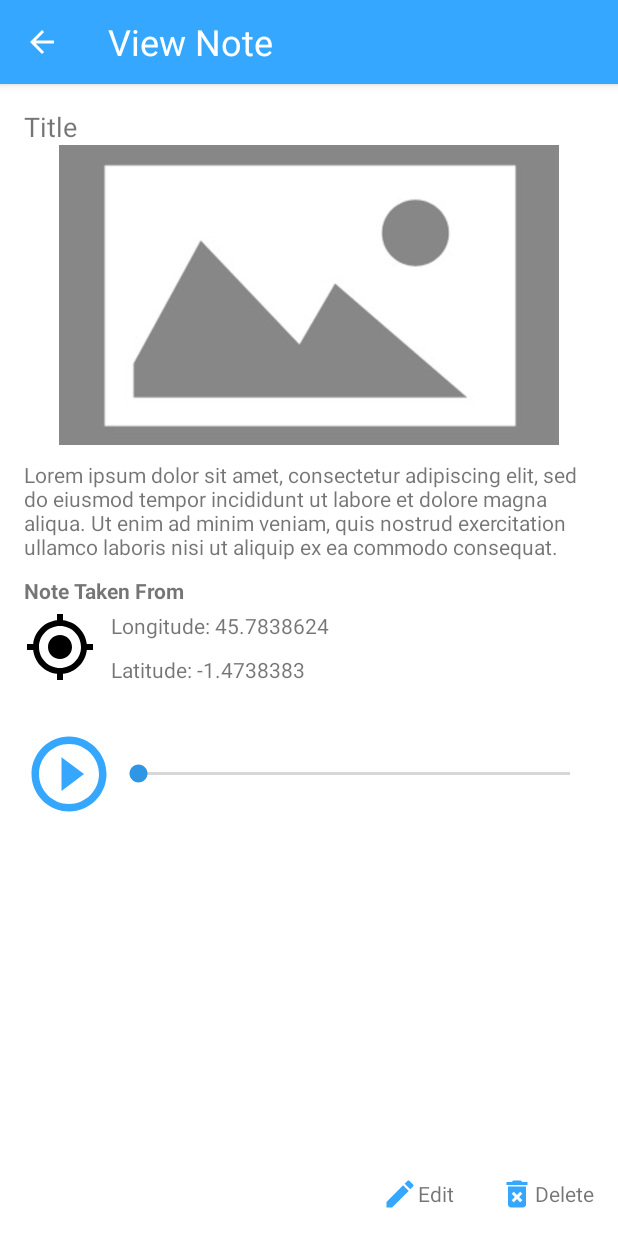
After one commit to owuor91/mynotes, an Android app: the ViewNoteActivity screen opened directly, with no data from a screen before it, on a phone screen of 412 x 824 dp. The commit adds this screen. Run offline under Robolectric (Android 15) with nearby library versions, the phone set to English and light mode, and no system bars.

Commit message:
add view note activity

```diff
--- a/app/src/main/AndroidManifest.xml
+++ b/app/src/main/AndroidManifest.xml
@@ -28,6 +28,15 @@
           android:name="android.support.PARENT_ACTIVITY"
           android:value="io.github.owuor91.notesapp.MainActivity"/>
     </activity>
+    <activity
+        android:name=".ViewNoteActivity"
+        android:label="@string/title_activity_view_note"
+        android:parentActivityName=".MainActivity"
+        android:theme="@style/AppTheme.NoActionBar">
+      <meta-data
+          android:name="android.support.PARENT_ACTIVITY"
+          android:value="io.github.owuor91.notesapp.MainActivity"/>
+    </activity>
   </application>
 
 </manifest>
--- a/app/src/main/java/io/github/owuor91/notesapp/MainActivity.java
+++ b/app/src/main/java/io/github/owuor91/notesapp/MainActivity.java
@@ -22,5 +22,11 @@ public class MainActivity extends AppCompatActivity {
         startActivity(new Intent(getBaseContext(), AddNoteActivity.class));
       }
     });
+
+    toolbar.setOnClickListener(new View.OnClickListener() {
+      @Override public void onClick(View v) {
+        startActivity(new Intent(getBaseContext(), ViewNoteActivity.class));
+      }
+    });
   }
 }
--- /dev/null
+++ b/app/src/main/java/io/github/owuor91/notesapp/ViewNoteActivity.java
@@ -0,0 +1,17 @@
+package io.github.owuor91.notesapp;
+
+import android.os.Bundle;
+import android.support.v7.app.AppCompatActivity;
+import android.support.v7.widget.Toolbar;
+
+public class ViewNoteActivity extends AppCompatActivity {
+
+  @Override protected void onCreate(Bundle savedInstanceState) {
+    super.onCreate(savedInstanceState);
+    setContentView(R.layout.activity_view_note);
+    Toolbar toolbar = findViewById(R.id.toolbar);
+    setSupportActionBar(toolbar);
+    getSupportActionBar().setDisplayHomeAsUpEnabled(true);
+    getSupportActionBar().setDisplayShowTitleEnabled(false);
+  }
+}
--- /dev/null
+++ b/app/src/main/res/drawable/ic_delete_forever_blue_24dp.xml
@@ -0,0 +1,10 @@
+<?xml version="1.0" encoding="UTF-8" standalone="no"?>
+<vector xmlns:android="http://schemas.android.com/apk/res/android"
+    android:height="24dp"
+    android:viewportHeight="24.0"
+    android:viewportWidth="24.0"
+    android:width="24dp">
+  <path
+      android:fillColor="#35A7FF"
+      android:pathData="M6,19c0,1.1 0.9,2 2,2h8c1.1,0 2,-0.9 2,-2L18,7L6,7v12zM8.46,11.88l1.41,-1.41L12,12.59l2.12,-2.12 1.41,1.41L13.41,14l2.12,2.12 -1.41,1.41L12,15.41l-2.12,2.12 -1.41,-1.41L10.59,14l-2.13,-2.12zM15.5,4l-1,-1h-5l-1,1L5,4v2h14L19,4z"/>
+</vector>
--- /dev/null
+++ b/app/src/main/res/drawable/ic_insert_photo_grey_100_48dp.xml
@@ -0,0 +1,10 @@
+<?xml version="1.0" encoding="UTF-8" standalone="no"?>
+<vector xmlns:android="http://schemas.android.com/apk/res/android"
+    android:height="360dp"
+    android:viewportHeight="24.0"
+    android:viewportWidth="24.0"
+    android:width="360dp">
+  <path
+      android:fillColor="#CCC"
+      android:pathData="M21,19V5c0,-1.1 -0.9,-2 -2,-2H5c-1.1,0 -2,0.9 -2,2v14c0,1.1 0.9,2 2,2h14c1.1,0 2,-0.9 2,-2zM8.5,13.5l2.5,3.01L14.5,12l4.5,6H5l3.5,-4.5z"/>
+</vector>
--- /dev/null
+++ b/app/src/main/res/drawable/ic_mode_edit_blue_24dp.xml
@@ -0,0 +1,10 @@
+<?xml version="1.0" encoding="UTF-8" standalone="no"?>
+<vector xmlns:android="http://schemas.android.com/apk/res/android"
+    android:height="24dp"
+    android:viewportHeight="24.0"
+    android:viewportWidth="24.0"
+    android:width="24dp">
+  <path
+      android:fillColor="#35A7FF"
+      android:pathData="M3,17.25V21h3.75L17.81,9.94l-3.75,-3.75L3,17.25zM20.71,7.04c0.39,-0.39 0.39,-1.02 0,-1.41l-2.34,-2.34c-0.39,-0.39 -1.02,-0.39 -1.41,0l-1.83,1.83 3.75,3.75 1.83,-1.83z"/>
+</vector>
--- /dev/null
+++ b/app/src/main/res/drawable/ic_my_location_black_48dp.xml
@@ -0,0 +1,10 @@
+<?xml version="1.0" encoding="UTF-8" standalone="no"?>
+<vector xmlns:android="http://schemas.android.com/apk/res/android"
+    android:height="48dp"
+    android:viewportHeight="24.0"
+    android:viewportWidth="24.0"
+    android:width="48dp">
+  <path
+      android:fillColor="#000000"
+      android:pathData="M12,8c-2.21,0 -4,1.79 -4,4s1.79,4 4,4 4,-1.79 4,-4 -1.79,-4 -4,-4zM20.94,11c-0.46,-4.17 -3.77,-7.48 -7.94,-7.94L13,1h-2v2.06C6.83,3.52 3.52,6.83 3.06,11L1,11v2h2.06c0.46,4.17 3.77,7.48 7.94,7.94L11,23h2v-2.06c4.17,-0.46 7.48,-3.77 7.94,-7.94L23,13v-2h-2.06zM12,19c-3.87,0 -7,-3.13 -7,-7s3.13,-7 7,-7 7,3.13 7,7 -3.13,7 -7,7z"/>
+</vector>
--- /dev/null
+++ b/app/src/main/res/drawable/ic_play_circle_outline_blue_48dp.xml
@@ -0,0 +1,10 @@
+<?xml version="1.0" encoding="UTF-8" standalone="no"?>
+<vector xmlns:android="http://schemas.android.com/apk/res/android"
+    android:height="48dp"
+    android:viewportHeight="24.0"
+    android:viewportWidth="24.0"
+    android:width="48dp">
+  <path
+      android:fillColor="#35A7FF"
+      android:pathData="M10,16.5l6,-4.5 -6,-4.5v9zM12,2C6.48,2 2,6.48 2,12s4.48,10 10,10 10,-4.48 10,-10S17.52,2 12,2zM12,20c-4.41,0 -8,-3.59 -8,-8s3.59,-8 8,-8 8,3.59 8,8 -3.59,8 -8,8z"/>
+</vector>
--- a/app/src/main/res/layout/activity_add_note.xml
+++ b/app/src/main/res/layout/activity_add_note.xml
@@ -5,6 +5,7 @@
     xmlns:tools="http://schemas.android.com/tools"
     android:layout_width="match_parent"
     android:layout_height="match_parent"
+    android:background="@android:color/white"
     tools:context="io.github.owuor91.notesapp.AddNoteActivity"
     >
 
--- a/app/src/main/res/layout/activity_main.xml
+++ b/app/src/main/res/layout/activity_main.xml
@@ -5,6 +5,7 @@
     xmlns:tools="http://schemas.android.com/tools"
     android:layout_width="match_parent"
     android:layout_height="match_parent"
+    android:background="@android:color/white"
     tools:context="io.github.owuor91.notesapp.MainActivity"
     >
 
--- /dev/null
+++ b/app/src/main/res/layout/activity_view_note.xml
@@ -0,0 +1,168 @@
+<?xml version="1.0" encoding="utf-8"?>
+<android.support.design.widget.CoordinatorLayout
+    xmlns:android="http://schemas.android.com/apk/res/android"
+    xmlns:app="http://schemas.android.com/apk/res-auto"
+    xmlns:tools="http://schemas.android.com/tools"
+    android:layout_width="match_parent"
+    android:layout_height="match_parent"
+    android:background="@android:color/white"
+    tools:context="io.github.owuor91.notesapp.ViewNoteActivity"
+    >
+
+  <android.support.design.widget.AppBarLayout
+      android:layout_width="match_parent"
+      android:layout_height="wrap_content"
+      android:theme="@style/AppTheme.AppBarOverlay"
+      >
+
+    <android.support.v7.widget.Toolbar
+        android:id="@+id/toolbar"
+        android:layout_width="match_parent"
+        android:layout_height="?attr/actionBarSize"
+        android:background="?attr/colorPrimary"
+        app:popupTheme="@style/AppTheme.PopupOverlay"
+        >
+      <TextView
+          android:layout_width="wrap_content"
+          android:layout_height="wrap_content"
+          android:text="@string/viewNote"
+          android:textColor="@android:color/white"
+          android:textSize="@dimen/toolbarTitleTextSize"
+          />
+    </android.support.v7.widget.Toolbar>
+
+  </android.support.design.widget.AppBarLayout>
+
+  <LinearLayout
+      android:layout_width="match_parent"
+      android:layout_height="match_parent"
+      android:layout_marginLeft="@dimen/defaultMargin"
+      android:layout_marginRight="@dimen/defaultMargin"
+      android:layout_marginTop="@dimen/defaultMargin"
+      android:orientation="vertical"
+      app:layout_behavior="@string/appbar_scrolling_view_behavior"
+      >
+
+    <TextView
+        android:id="@+id/tvNoteTitle"
+        android:layout_width="wrap_content"
+        android:layout_height="wrap_content"
+        android:text="Title"
+        android:textSize="@dimen/textLG"
+        />
+
+    <ImageView
+        android:id="@+id/imgNote"
+        android:layout_width="wrap_content"
+        android:layout_height="200dp"
+        android:layout_marginBottom="@dimen/marginSM"
+        android:scaleType="fitCenter"
+        android:src="@drawable/imgplaceholder"
+        />
+
+    <TextView
+        android:id="@+id/tvNoteText"
+        android:layout_width="match_parent"
+        android:layout_height="wrap_content"
+        android:layout_marginBottom="@dimen/marginSM"
+        android:text="@string/loremIpsum"
+        />
+
+    <TextView
+        android:id="@+id/tvGpsTitle"
+        android:layout_width="match_parent"
+        android:layout_height="wrap_content"
+        android:layout_marginBottom="@dimen/marginTiny"
+        android:text="Note Taken From"
+        android:textStyle="bold"
+        />
+
+    <RelativeLayout
+        android:layout_width="match_parent"
+        android:layout_height="wrap_content"
+        android:layout_marginBottom="@dimen/marginLG"
+        >
+      <ImageView
+          android:id="@+id/imgGpsIcon"
+          android:layout_width="wrap_content"
+          android:layout_height="wrap_content"
+          android:layout_marginRight="@dimen/marginSM"
+          android:src="@drawable/ic_my_location_black_48dp"
+          />
+
+      <TextView
+          android:id="@+id/tvLongitude"
+          android:layout_width="match_parent"
+          android:layout_height="wrap_content"
+          android:layout_marginBottom="@dimen/marginSM"
+          android:layout_toRightOf="@+id/imgGpsIcon"
+          android:text="Longitude: 45.7838624"
+          />
+
+      <TextView
+          android:id="@+id/tvLatitude"
+          android:layout_width="match_parent"
+          android:layout_height="wrap_content"
+          android:layout_below="@+id/tvLongitude"
+          android:layout_toRightOf="@+id/imgGpsIcon"
+          android:text="Latitude: -1.4738383"
+          />
+    </RelativeLayout>
+
+    <LinearLayout
+        android:layout_width="match_parent"
+        android:layout_height="wrap_content"
+        android:gravity="center_vertical"
+        android:orientation="horizontal"
+        >
+      <ImageView
+          android:id="@+id/imgPlay"
+          android:layout_width="60dp"
+          android:layout_height="60dp"
+          android:src="@drawable/ic_play_circle_outline_blue_48dp"
+          />
+      <SeekBar
+          android:id="@+id/seekBar"
+          android:layout_width="match_parent"
+          android:layout_height="wrap_content"
+          />
+    </LinearLayout>
+
+  </LinearLayout>
+
+  <LinearLayout
+      android:layout_width="match_parent"
+      android:layout_height="wrap_content"
+      android:gravity="bottom"
+      android:orientation="horizontal"
+      android:padding="@dimen/defaultMargin"
+      >
+    <View
+        android:layout_width="wrap_content"
+        android:layout_height="wrap_content"
+        android:layout_weight="1"
+        />
+
+    <TextView
+        android:id="@+id/tvEdit"
+        android:layout_width="wrap_content"
+        android:layout_height="wrap_content"
+        android:layout_marginRight="@dimen/marginLG"
+        android:drawableLeft="@drawable/ic_mode_edit_blue_24dp"
+        android:gravity="center_vertical"
+        android:text="@string/edit"
+        />
+
+    <TextView
+        android:id="@+id/tvDelete"
+        android:layout_width="wrap_content"
+        android:layout_height="wrap_content"
+        android:drawableLeft="@drawable/ic_delete_forever_blue_24dp"
+        android:gravity="center_vertical"
+        android:text="@string/delete"
+        />
+
+  </LinearLayout>
+
+
+</android.support.design.widget.CoordinatorLayout>
--- a/app/src/main/res/values/dimens.xml
+++ b/app/src/main/res/values/dimens.xml
@@ -1,9 +1,10 @@
 <resources>
   <dimen name="fab_margin">16dp</dimen>
   <dimen name="defaultMargin">16dp</dimen>
-  <dimen name="toolbarTitleTextSize">20sp</dimen>
+  <dimen name="toolbarTitleTextSize">24sp</dimen>
   <dimen name="marginSM">10dp</dimen>
   <dimen name="marginTiny">4dp</dimen>
   <dimen name="btnHeight">36dp</dimen>
   <dimen name="textLG">18sp</dimen>
+  <dimen name="marginLG">30dp</dimen>
 </resources>
--- a/app/src/main/res/values/strings.xml
+++ b/app/src/main/res/values/strings.xml
@@ -8,4 +8,9 @@
   <string name="addPhoto">Add Photo</string>
   <string name="addVoiceNote">Add Voice Note</string>
   <string name="save">SAVE</string>
+  <string name="viewNote">View Note</string>
+  <string name="loremIpsum">Lorem ipsum dolor sit amet, consectetur adipiscing elit, sed do eiusmod tempor incididunt ut labore et dolore magna aliqua. Ut enim ad minim veniam, quis nostrud exercitation ullamco laboris nisi ut aliquip ex ea commodo consequat.</string>
+  <string name="delete">Delete</string>
+  <string name="edit">Edit</string>
+  <string name="title_activity_view_note">ViewNoteActivity</string>
 </resources>
```
Also changed, not shown: app/src/main/res/drawable/imgplaceholder.png (added).
